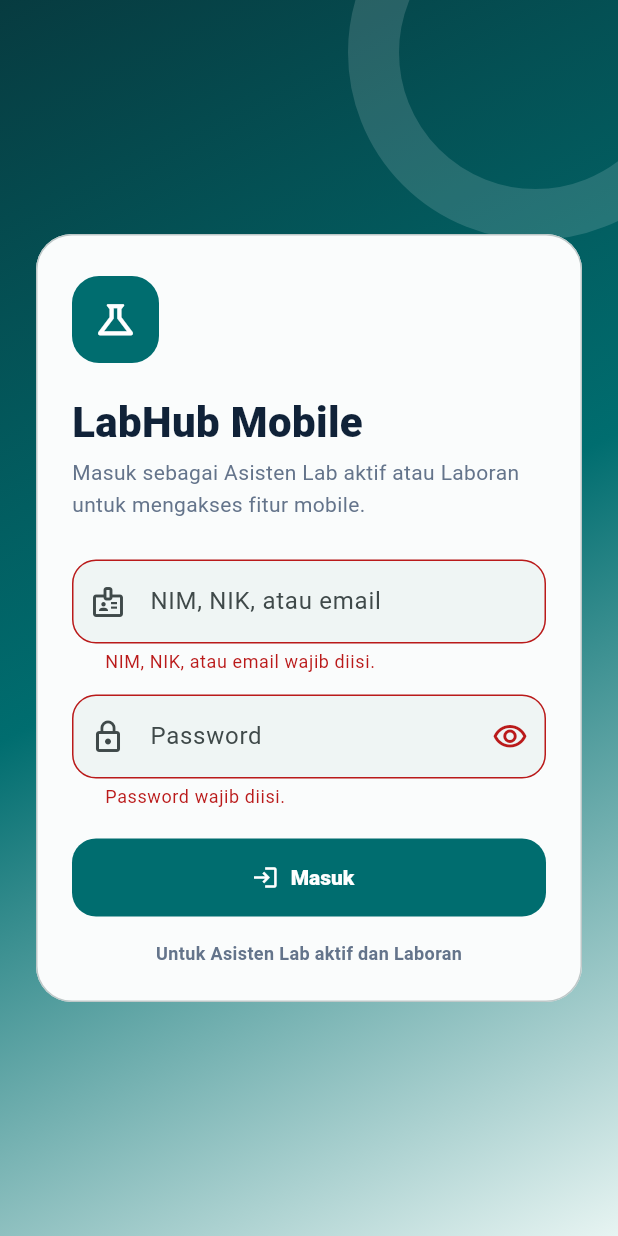
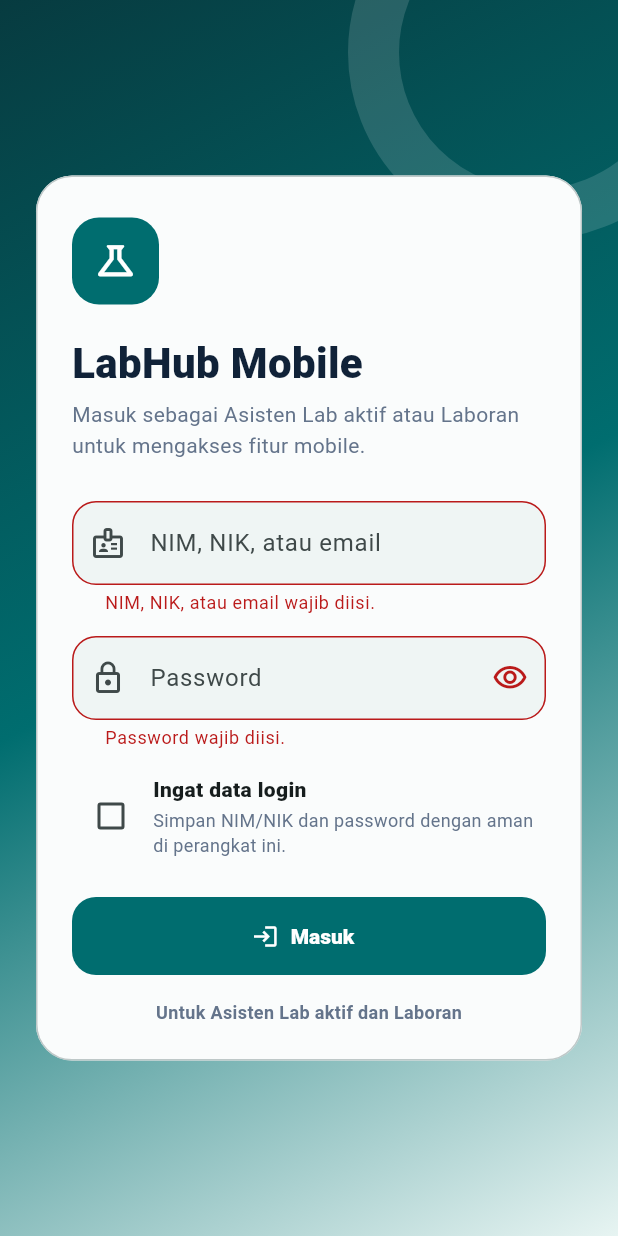
Before and after one commit to abdurojak/ProjectLaboran, a Flutter app: the screen it shows after launch, after a tap on "Masuk", on a phone screen of 412 x 824 dp. Run offline on Flutter 3.47's test engine with Material 3 defaults, Android fonts, the phone set to English and light mode, and no system bars; our stand-ins replace dio, file_picker, flutter_secure_storage, image_picker, video_player; accounts and stored records are empty.

Commit message:
feat: improve mobile theme and remember login

```diff
--- a/mobile_absensi_asleb/lib/screens/login_screen.dart
+++ b/mobile_absensi_asleb/lib/screens/login_screen.dart
@@ -16,6 +16,29 @@ class _LoginScreenState extends State<LoginScreen> {
   final _identifier = TextEditingController();
   final _password = TextEditingController();
   bool _obscure = true;
+  bool _rememberCredentials = false;
+  bool _loadingCredentials = true;
+
+  @override
+  void initState() {
+    super.initState();
+    _restoreSavedCredentials();
+  }
+
+  Future<void> _restoreSavedCredentials() async {
+    final saved = await context
+        .read<AuthProvider>()
+        .storage
+        .getSavedCredentials();
+    if (!mounted) return;
+
+    _identifier.text = saved.identifier;
+    _password.text = saved.password;
+    setState(() {
+      _rememberCredentials = saved.remember;
+      _loadingCredentials = false;
+    });
+  }
 
   @override
   void dispose() {
@@ -26,7 +49,18 @@ class _LoginScreenState extends State<LoginScreen> {
 
   Future<void> _submit() async {
     if (!_formKey.currentState!.validate()) return;
-    await context.read<AuthProvider>().login(_identifier.text, _password.text);
+    final auth = context.read<AuthProvider>();
+    final success = await auth.login(_identifier.text, _password.text);
+    if (!success) return;
+
+    if (_rememberCredentials) {
+      await auth.storage.saveCredentials(
+        identifier: _identifier.text,
+        password: _password.text,
+      );
+    } else {
+      await auth.storage.clearCredentials();
+    }
   }
 
   @override
@@ -147,6 +181,58 @@ class _LoginScreenState extends State<LoginScreen> {
                                   ? 'Password wajib diisi.'
                                   : null,
                             ),
+                            const SizedBox(height: 10),
+                            InkWell(
+                              borderRadius: BorderRadius.circular(14),
+                              onTap: _loadingCredentials
+                                  ? null
+                                  : () => setState(
+                                      () => _rememberCredentials =
+                                          !_rememberCredentials,
+                                    ),
+                              child: Padding(
+                                padding: const EdgeInsets.symmetric(
+                                  horizontal: 2,
+                                  vertical: 6,
+                                ),
+                                child: Row(
+                                  children: [
+                                    Checkbox(
+                                      value: _rememberCredentials,
+                                      onChanged: _loadingCredentials
+                                          ? null
+                                          : (value) => setState(
+                                              () => _rememberCredentials =
+                                                  value ?? false,
+                                            ),
+                                    ),
+                                    const SizedBox(width: 4),
+                                    const Expanded(
+                                      child: Column(
+                                        crossAxisAlignment:
+                                            CrossAxisAlignment.start,
+                                        children: [
+                                          Text(
+                                            'Ingat data login',
+                                            style: TextStyle(
+                                              fontWeight: FontWeight.w800,
+                                            ),
+                                          ),
+                                          SizedBox(height: 2),
+                                          Text(
+                                            'Simpan NIM/NIK dan password dengan aman di perangkat ini.',
+                                            style: TextStyle(
+                                              fontSize: 12,
+                                              color: Color(0xFF64748B),
+                                            ),
+                                          ),
+                                        ],
+                                      ),
+                                    ),
+                                  ],
+                                ),
+                              ),
+                            ),
                             if (auth.error != null) ...[
                               const SizedBox(height: 14),
                               Container(
--- a/mobile_absensi_asleb/lib/services/token_storage.dart
+++ b/mobile_absensi_asleb/lib/services/token_storage.dart
@@ -4,6 +4,9 @@ class TokenStorage {
   static const _storage = FlutterSecureStorage();
   static const _accessKey = 'labhub_access_token';
   static const _refreshKey = 'labhub_refresh_token';
+  static const _rememberCredentialsKey = 'labhub_remember_credentials';
+  static const _identifierKey = 'labhub_login_identifier';
+  static const _passwordKey = 'labhub_login_password';
 
   Future<String?> get accessToken => _storage.read(key: _accessKey);
   Future<String?> get refreshToken => _storage.read(key: _refreshKey);
@@ -17,4 +20,38 @@ class TokenStorage {
     await _storage.delete(key: _accessKey);
     await _storage.delete(key: _refreshKey);
   }
+
+  Future<({bool remember, String identifier, String password})>
+  getSavedCredentials() async {
+    final remember =
+        await _storage.read(key: _rememberCredentialsKey) == 'true';
+    if (!remember) {
+      return (remember: false, identifier: '', password: '');
+    }
+
+    return (
+      remember: true,
+      identifier: await _storage.read(key: _identifierKey) ?? '',
+      password: await _storage.read(key: _passwordKey) ?? '',
+    );
+  }
+
+  Future<void> saveCredentials({
+    required String identifier,
+    required String password,
+  }) async {
+    await Future.wait([
+      _storage.write(key: _rememberCredentialsKey, value: 'true'),
+      _storage.write(key: _identifierKey, value: identifier.trim()),
+      _storage.write(key: _passwordKey, value: password),
+    ]);
+  }
+
+  Future<void> clearCredentials() async {
+    await Future.wait([
+      _storage.delete(key: _rememberCredentialsKey),
+      _storage.delete(key: _identifierKey),
+      _storage.delete(key: _passwordKey),
+    ]);
+  }
 }
--- a/mobile_absensi_asleb/lib/utils/app_theme.dart
+++ b/mobile_absensi_asleb/lib/utils/app_theme.dart
@@ -25,24 +25,34 @@ class AppTheme {
           primary: const Color(0xFF5EEAD4),
           onPrimary: const Color(0xFF003736),
           secondary: const Color(0xFF7DD3FC),
-          outline: const Color(0xFF405268),
-          outlineVariant: const Color(0xFF26384C),
+          outline: const Color(0xFF60748B),
+          outlineVariant: const Color(0xFF3B5067),
           surfaceContainerLow: const Color(0xFF132235),
           surfaceContainer: const Color(0xFF17283C),
           surfaceContainerHigh: const Color(0xFF1D3046),
-          onSurface: const Color(0xFFF1F5F9),
-          onSurfaceVariant: const Color(0xFFB7C5D6),
+          onSurface: const Color(0xFFF8FAFC),
+          onSurfaceVariant: const Color(0xFFD5DFEA),
         );
     return _buildTheme(scheme, const Color(0xFF081421));
   }
 
   static ThemeData _buildTheme(ColorScheme scheme, Color background) {
     final isDark = scheme.brightness == Brightness.dark;
+    final baseTextTheme = ThemeData(brightness: scheme.brightness).textTheme;
     return ThemeData(
       useMaterial3: true,
       colorScheme: scheme,
       scaffoldBackgroundColor: background,
       fontFamily: 'sans-serif',
+      textTheme: baseTextTheme.apply(
+        bodyColor: scheme.onSurface,
+        displayColor: scheme.onSurface,
+      ),
+      primaryTextTheme: baseTextTheme.apply(
+        bodyColor: scheme.onPrimary,
+        displayColor: scheme.onPrimary,
+      ),
+      iconTheme: IconThemeData(color: scheme.onSurfaceVariant),
       appBarTheme: AppBarTheme(
         backgroundColor: Colors.transparent,
         foregroundColor: scheme.onSurface,
@@ -50,7 +60,7 @@ class AppTheme {
         centerTitle: false,
       ),
       cardTheme: CardThemeData(
-        color: scheme.surface,
+        color: isDark ? scheme.surfaceContainerLow : scheme.surface,
         elevation: 0,
         margin: EdgeInsets.zero,
         shape: RoundedRectangleBorder(
@@ -88,7 +98,7 @@ class AppTheme {
         ),
       ),
       navigationBarTheme: NavigationBarThemeData(
-        backgroundColor: scheme.surface,
+        backgroundColor: isDark ? scheme.surfaceContainerLow : scheme.surface,
         indicatorColor: scheme.primaryContainer,
         iconTheme: WidgetStateProperty.resolveWith(
           (states) => IconThemeData(
@@ -102,6 +112,19 @@ class AppTheme {
         ),
       ),
       dividerColor: scheme.outlineVariant,
+      listTileTheme: ListTileThemeData(
+        textColor: scheme.onSurface,
+        iconColor: scheme.onSurfaceVariant,
+      ),
+      snackBarTheme: SnackBarThemeData(
+        backgroundColor: isDark
+            ? scheme.surfaceContainerHigh
+            : scheme.inverseSurface,
+        contentTextStyle: TextStyle(
+          color: isDark ? scheme.onSurface : scheme.onInverseSurface,
+          fontWeight: FontWeight.w700,
+        ),
+      ),
       dialogTheme: DialogThemeData(backgroundColor: scheme.surface),
       bottomSheetTheme: BottomSheetThemeData(
         backgroundColor: scheme.surface,
```
Also changed, not shown: mobile_absensi_asleb/lib/screens/schedule_list_screen.dart (+7 -4 lines), mobile_absensi_asleb/lib/widgets/schedule_card.dart (+15 -12 lines), mobile_absensi_asleb/lib/widgets/status_badge.dart (+8 -5 lines).
